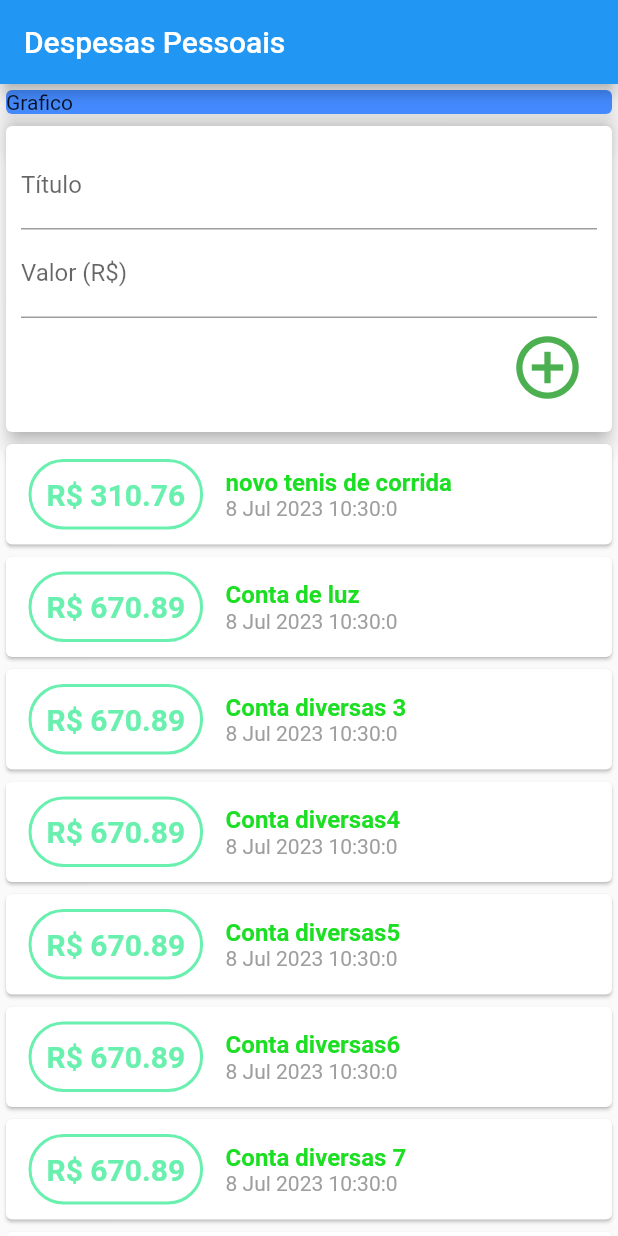
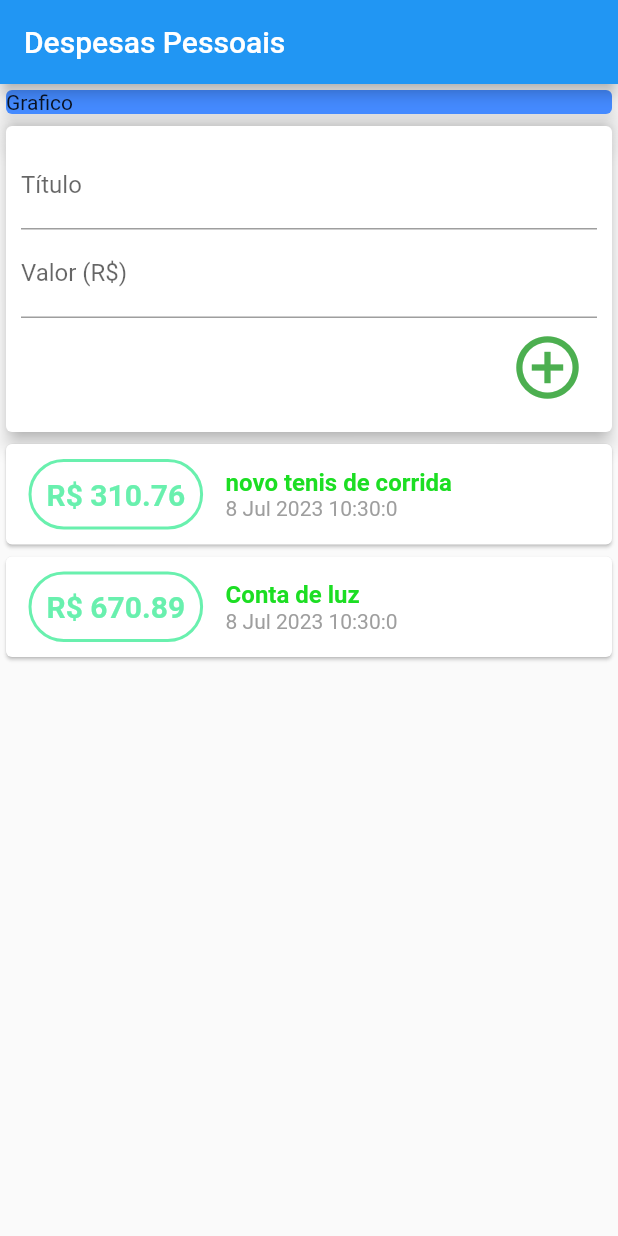
Before and after one commit to CSIRamone/expenses, a Flutter app: the screen it shows after launch, after a tap on the "add circle outline" icon, on a phone screen of 412 x 824 dp. Run offline on Flutter 3.47's test engine with Material 2 defaults, Android fonts, the phone set to English and light mode, and no system bars.

```diff
--- a/lib/components/transaction_form.dart
+++ b/lib/components/transaction_form.dart
@@ -7,6 +7,16 @@ class TransactionForm extends StatelessWidget {
   final void Function(String, double) onSubmit;
 
   TransactionForm(this.onSubmit);
+
+  _submitForm() {
+    final title = titleController.text;
+    final value = double.tryParse(valueController.text) ?? 0.0;
+
+    if (title.isEmpty || value <= 0) {
+      return;
+    }
+    onSubmit(title, value);
+  }
 
   @override
   Widget build(BuildContext context) {
@@ -18,12 +28,15 @@ class TransactionForm extends StatelessWidget {
           children: [
             TextField(
               controller: titleController,
+              onSubmitted: (_) => _submitForm(),
               decoration: const InputDecoration(
                 labelText: 'Título',
               ),
             ),
             TextField(
               controller: valueController,
+              keyboardType: TextInputType.numberWithOptions(decimal: true),
+              onSubmitted: (_) => _submitForm(),
               decoration: const InputDecoration(
                 labelText: 'Valor (R\$)',
               ),
@@ -33,9 +46,7 @@ class TransactionForm extends StatelessWidget {
               children: [
                 TextButton(
                   onPressed: () {
-                    final title = titleController.text;
-                    final value = double.tryParse(valueController.text) ?? 0.0;
-                    onSubmit(title, value);
+                    _submitForm();
                   },
                   child: const Icon(
                     Icons.add_circle_outline,
--- a/lib/components/transaction_user.dart
+++ b/lib/components/transaction_user.dart
@@ -29,66 +29,6 @@ class _TransactionUserState extends State<TransactionUser> {
       value: 670.89,
       date: DateTime.now(),
     ),
-    Transaction(
-      id: 't3',
-      title: 'Conta diversas 3',
-      value: 670.89,
-      date: DateTime.now(),
-    ),
-    Transaction(
-      id: 't4',
-      title: 'Conta diversas4',
-      value: 670.89,
-      date: DateTime.now(),
-    ),
-    Transaction(
-      id: 't5',
-      title: 'Conta diversas5',
-      value: 670.89,
-      date: DateTime.now(),
-    ),
-    Transaction(
-      id: 't6',
-      title: 'Conta diversas6',
-      value: 670.89,
-      date: DateTime.now(),
-    ),
-    Transaction(
-      id: 't7',
-      title: 'Conta diversas 7',
-      value: 670.89,
-      date: DateTime.now(),
-    ),
-    Transaction(
-      id: 't8',
-      title: 'Conta diversas 8',
-      value: 670.89,
-      date: DateTime.now(),
-    ),
-    Transaction(
-      id: 't9',
-      title: 'Conta diversas 9',
-      value: 670.89,
-      date: DateTime.now(),
-    ),
-    Transaction(
-      id: 't10',
-      title: 'Conta diversas 10',
-      value: 670.89,
-      date: DateTime.now(),
-    ),
-    Transaction(
-      id: 't11',
-      title: 'Conta diversas 11',
-      value: 670.89,
-      date: DateTime.now(),
-    ),
-    Transaction(
-      id: 't12',
-      title: 'Conta diversas 12',
-      value: 670.89,
-      date: DateTime.now(),
-    ),
   ];
 
   _addTransaction(String title, double value) {
```
